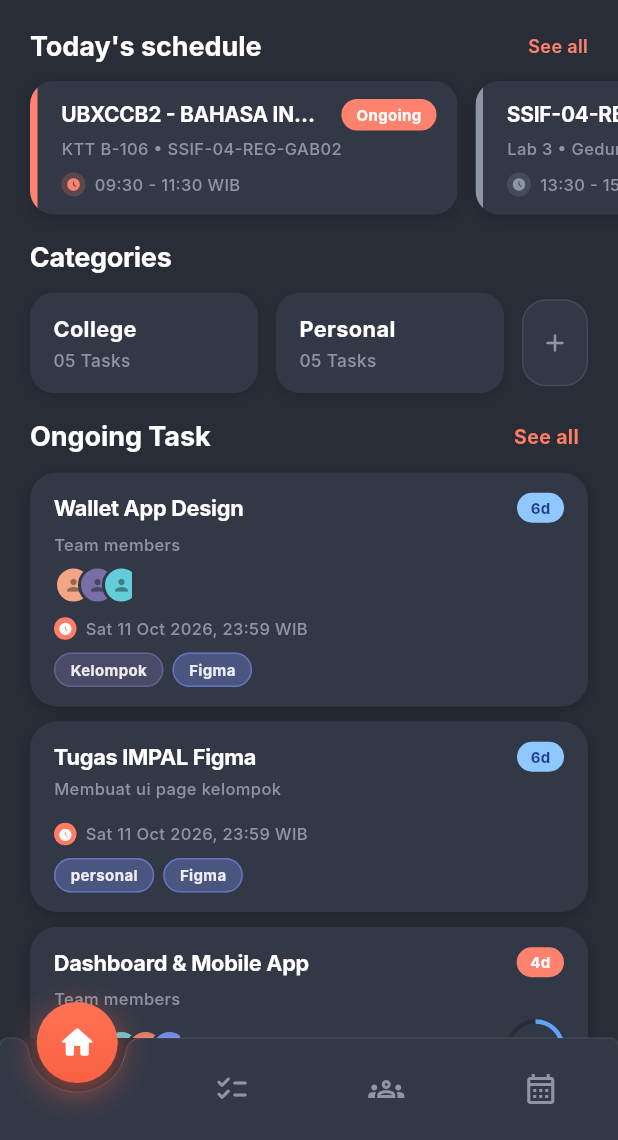
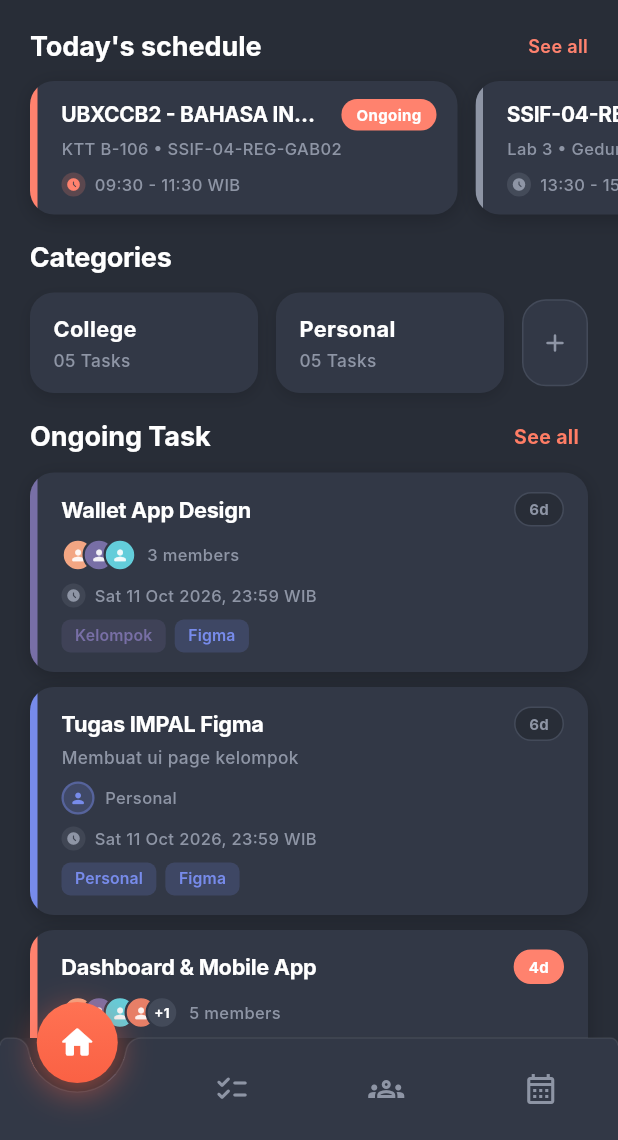
Before and after one commit to Pvsudbd/Impal-02-07, a Flutter app: the HomePage screen opened directly, on a phone screen of 412 x 824 dp, the part 96-1236 px from its top. Run offline on Flutter 3.47's test engine with Material 3 defaults, Android fonts, the phone set to English and light mode, and no system bars; our stand-ins replace shared_preferences; accounts and stored records are empty; Roboto replaces fonts that are missing (Inter).

Commit message:
style: refine ongoing task cards layout for group and individual tasks

```diff
--- a/frontend/lib/presentation/features/dashboard/home_page.dart
+++ b/frontend/lib/presentation/features/dashboard/home_page.dart
@@ -75,7 +75,7 @@ class _HomePageState extends State<HomePage> {
       isUrgent: false,
       deadline: 'Sat 11 Oct 2026, 23:59 WIB',
       tags: [
-        TaskTag(label: 'personal', bg: Color(0xFF778BEB), text: Color(0xFF2E3E8C)),
+        TaskTag(label: 'Personal', bg: Color(0xFF778BEB), text: Color(0xFF2E3E8C)),
         TaskTag(label: 'Figma', bg: Color(0xFF778BEB), text: Color(0xFF2E3E8C)),
       ],
     ),
@@ -108,7 +108,7 @@ class _HomePageState extends State<HomePage> {
       isUrgent: false,
       deadline: 'Sat 11 Oct 2026, 23:59 WIB',
       tags: [
-        TaskTag(label: 'personal', bg: Color(0xFF778BEB), text: Color(0xFF2E3E8C)),
+        TaskTag(label: 'Personal', bg: Color(0xFF778BEB), text: Color(0xFF2E3E8C)),
         TaskTag(label: 'Code', bg: Color(0xFF63CDDA), text: Color(0xFF1C636D)),
       ],
     ),
@@ -890,29 +890,48 @@ class _HomePageState extends State<HomePage> {
           ],
         ),
         const SizedBox(height: 10),
-        ..._tasks.map((task) => Padding(
-              padding: const EdgeInsets.only(bottom: 10),
-              child: RepaintBoundary(child: _buildTaskCard(task)),
-            )),
-      ],
-    );
-  }
-
-  Widget _buildTaskCard(TaskItem task) {
+        for (int i = 0; i < _tasks.length; i++)
+          RepaintBoundary(
+            child: _buildTaskCard(_tasks[i], isLast: i == _tasks.length - 1),
+          ),
+      ],
+    );
+  }
+
+  Widget _buildTaskCard(TaskItem task, {bool isLast = false}) {
+    final isGroup = task.members != null && task.members!.isNotEmpty;
+    final accentColor = task.isUrgent
+        ? const Color(0xFFFF826E)
+        : (isGroup ? const Color(0xFF786FA6) : const Color(0xFF778BEB));
+
     return Container(
       width: double.infinity,
-      padding: const EdgeInsets.symmetric(horizontal: 16, vertical: 13),
+      margin: EdgeInsets.only(bottom: isLast ? 0 : 10),
       decoration: BoxDecoration(
         color: const Color(0xFF323846),
-        borderRadius: BorderRadius.circular(18),
+        borderRadius: BorderRadius.circular(16),
         boxShadow: const [
           BoxShadow(
             color: Color(0x33000000),
-            blurRadius: 8,
+            blurRadius: 10,
             offset: Offset(0, 3),
           ),
         ],
       ),
+      clipBehavior: Clip.antiAlias,
+      child: IntrinsicHeight(
+        child: Row(
+          crossAxisAlignment: CrossAxisAlignment.stretch,
+          children: [
+            // Left colored accent indicator
+            Container(
+              width: 5,
+              color: accentColor,
+            ),
+            // Card Content
+            Expanded(
+              child: Padding(
+                padding: const EdgeInsets.fromLTRB(16, 13, 16, 13),
                 child: Column(
                   crossAxisAlignment: CrossAxisAlignment.start,
                   children: [
@@ -924,6 +943,8 @@ class _HomePageState extends State<HomePage> {
                         Expanded(
                           child: Text(
                             task.title,
+                            maxLines: 1,
+                            overflow: TextOverflow.ellipsis,
                             style: const TextStyle(
                               color: Colors.white,
                               fontSize: 14.5,
@@ -935,15 +956,26 @@ class _HomePageState extends State<HomePage> {
                         ),
                         const SizedBox(width: 8),
                         Container(
-                padding: const EdgeInsets.symmetric(horizontal: 9, vertical: 3),
-                decoration: BoxDecoration(
-                  color: task.dueColor,
+                          padding: const EdgeInsets.symmetric(
+                              horizontal: 9, vertical: 3.5),
+                          decoration: BoxDecoration(
+                            color: task.isUrgent
+                                ? const Color(0xFFFF826E)
+                                : const Color(0xFF282D37),
                             borderRadius: BorderRadius.circular(999),
+                            border: Border.all(
+                              color: task.isUrgent
+                                  ? const Color(0xFFFF826E)
+                                  : const Color(0xFF434A59),
+                              width: 1,
+                            ),
                           ),
                           child: Text(
                             task.dueBadge,
                             style: TextStyle(
-                    color: task.dueTextColor,
+                              color: task.isUrgent
+                                  ? Colors.white
+                                  : const Color(0xFF8E95A5),
                               fontSize: 10,
                               fontFamily: 'Inter',
                               fontWeight: FontWeight.w700,
@@ -954,74 +986,67 @@ class _HomePageState extends State<HomePage> {
                     ),
 
                     // Subtitle if available
-          if (task.subtitle != null) ...[
+                    if (task.subtitle != null && task.subtitle!.isNotEmpty) ...[
                       const SizedBox(height: 3),
                       Text(
                         task.subtitle!,
+                        maxLines: 1,
+                        overflow: TextOverflow.ellipsis,
                         style: const TextStyle(
                           color: Color(0xFF8E95A5),
-                fontSize: 11,
+                          fontSize: 11.5,
                           fontFamily: 'Inter',
                           fontWeight: FontWeight.w500,
                         ),
                       ),
                     ],
 
-          // Team members label if members exist
-          if (task.members != null && task.members!.isNotEmpty) ...[
-            const SizedBox(height: 6),
+                    const SizedBox(height: 8),
+
+                    // Assignee: Avatars + Team members (for group) or Personal chip (for individual)
+                    if (isGroup)
+                      _buildAvatarStack(task.members!)
+                    else
+                      _buildPersonalAssignee(),
+
+                    // Progress Bar (if task has progress e.g. 76%)
+                    if (task.progress != null) ...[
+                      const SizedBox(height: 9),
+                      Row(
+                        mainAxisAlignment: MainAxisAlignment.spaceBetween,
+                        children: [
                           const Text(
-              'Team members',
+                            'Progress',
                             style: TextStyle(
                               color: Color(0xFF8E95A5),
                               fontSize: 11,
                               fontFamily: 'Inter',
                               fontWeight: FontWeight.w500,
                             ),
-            ),
-          ],
-
-          const SizedBox(height: 6),
-
-          // Row 2: Avatars / Progress & Deadline
-          Row(
-            mainAxisAlignment: MainAxisAlignment.spaceBetween,
-            crossAxisAlignment: CrossAxisAlignment.center,
-            children: [
-              // Left: Avatars Stack or Info
-              if (task.members != null && task.members!.isNotEmpty)
-                _buildAvatarStack(task.members!)
-              else
-                const SizedBox.shrink(),
-
-              // Circular Progress Indicator (if task has progress e.g. 76%)
-              if (task.progress != null)
-                SizedBox(
-                  width: 38,
-                  height: 38,
-                  child: Stack(
-                    alignment: Alignment.center,
-                    children: [
-                      CircularProgressIndicator(
-                        value: task.progress,
-                        strokeWidth: 3.0,
-                        backgroundColor: const Color(0xFF282D37),
-                        valueColor: const AlwaysStoppedAnimation<Color>(Color(0xFF60A5FA)),
                           ),
                           Text(
                             '${(task.progress! * 100).toInt()}%',
                             style: const TextStyle(
                               color: Color(0xFF60A5FA),
-                          fontSize: 10,
+                              fontSize: 11,
                               fontFamily: 'Inter',
                               fontWeight: FontWeight.w700,
                             ),
                           ),
                         ],
                       ),
-                ),
-            ],
-          ),
+                      const SizedBox(height: 5),
+                      ClipRRect(
+                        borderRadius: BorderRadius.circular(999),
+                        child: LinearProgressIndicator(
+                          value: task.progress,
+                          minHeight: 5,
+                          backgroundColor: const Color(0xFF282D37),
+                          valueColor: const AlwaysStoppedAnimation<Color>(
+                              Color(0xFF60A5FA)),
+                        ),
+                      ),
+                    ],
 
                     const SizedBox(height: 8),
 
@@ -1029,24 +1054,30 @@ class _HomePageState extends State<HomePage> {
                     Row(
                       children: [
                         Container(
-                width: 15,
-                height: 15,
-                decoration: const BoxDecoration(
-                  color: Color(0xFFFF7D65),
+                          width: 16,
+                          height: 16,
+                          decoration: BoxDecoration(
+                            color: task.isUrgent
+                                ? const Color(0xFFFF826E).withValues(alpha: 0.2)
+                                : const Color(0xFF8E95A5).withValues(alpha: 0.15),
                             shape: BoxShape.circle,
                           ),
                           alignment: Alignment.center,
-                child: const Icon(
+                          child: Icon(
                             Icons.access_time_filled_rounded,
-                  size: 9.5,
-                  color: Colors.white,
+                            size: 10,
+                            color: task.isUrgent
+                                ? const Color(0xFFFF826E)
+                                : const Color(0xFF8E95A5),
                           ),
                         ),
                         const SizedBox(width: 6),
                         Text(
                           task.deadline,
-                style: const TextStyle(
-                  color: Color(0xFF8E95A5),
+                          style: TextStyle(
+                            color: task.isUrgent
+                                ? const Color(0xFFFF826E)
+                                : const Color(0xFF8E95A5),
                             fontSize: 11,
                             fontFamily: 'Inter',
                             fontWeight: FontWeight.w500,
@@ -1057,7 +1088,7 @@ class _HomePageState extends State<HomePage> {
 
                     const SizedBox(height: 8),
 
-          // Tags Row
+                    // Tags row
                     Wrap(
                       spacing: 6,
                       runSpacing: 6,
@@ -1065,54 +1096,141 @@ class _HomePageState extends State<HomePage> {
                     ),
                   ],
                 ),
+              ),
+            ),
+          ],
+        ),
+      ),
     );
   }
 
   Widget _buildAvatarStack(List<Color> colors) {
-    return SizedBox(
-      height: 26,
-      width: (20 + (colors.length - 1) * 16).toDouble(),
+    const double size = 22.0;
+    const double overlap = 14.0;
+    final displayColors = colors.take(4).toList();
+    final extraCount = colors.length - displayColors.length;
+
+    return Row(
+      mainAxisSize: MainAxisSize.min,
+      children: [
+        SizedBox(
+          height: size,
+          width: size +
+              (displayColors.length - 1 + (extraCount > 0 ? 1 : 0)) * overlap,
           child: Stack(
             children: [
-          for (int i = 0; i < colors.length; i++)
+              for (int i = 0; i < displayColors.length; i++)
                 Positioned(
-              left: (i * 16).toDouble(),
+                  left: i * overlap,
                   child: Container(
-                width: 26,
-                height: 26,
-                decoration: BoxDecoration(
-                  color: colors[i],
+                    width: size,
+                    height: size,
+                    decoration: BoxDecoration(
+                      color: displayColors[i],
                       shape: BoxShape.circle,
-                  border: Border.all(color: const Color(0xFF323846), width: 2),
+                      border: Border.all(
+                          color: const Color(0xFF323846), width: 1.5),
+                    ),
+                    alignment: Alignment.center,
+                    child: Icon(
+                      Icons.person_rounded,
+                      size: 11.5,
+                      color: Colors.white.withValues(alpha: 0.9),
+                    ),
+                  ),
+                ),
+              if (extraCount > 0)
+                Positioned(
+                  left: displayColors.length * overlap,
+                  child: Container(
+                    width: size,
+                    height: size,
+                    decoration: BoxDecoration(
+                      color: const Color(0xFF434A59),
+                      shape: BoxShape.circle,
+                      border: Border.all(
+                          color: const Color(0xFF323846), width: 1.5),
+                    ),
+                    alignment: Alignment.center,
+                    child: Text(
+                      '+$extraCount',
+                      style: const TextStyle(
+                        color: Colors.white,
+                        fontSize: 9,
+                        fontFamily: 'Inter',
+                        fontWeight: FontWeight.w700,
+                      ),
+                    ),
+                  ),
+                ),
+            ],
+          ),
+        ),
+        const SizedBox(width: 7),
+        Text(
+          '${colors.length} members',
+          style: const TextStyle(
+            color: Color(0xFF8E95A5),
+            fontSize: 11,
+            fontFamily: 'Inter',
+            fontWeight: FontWeight.w500,
+          ),
+        ),
+      ],
+    );
+  }
+
+  Widget _buildPersonalAssignee() {
+    return Row(
+      mainAxisSize: MainAxisSize.min,
+      children: [
+        Container(
+          width: 22,
+          height: 22,
+          decoration: BoxDecoration(
+            color: const Color(0xFF778BEB).withValues(alpha: 0.2),
+            shape: BoxShape.circle,
+            border: Border.all(
+              color: const Color(0xFF778BEB).withValues(alpha: 0.4),
+              width: 1.5,
+            ),
           ),
           alignment: Alignment.center,
           child: const Icon(
-                  Icons.person,
-                  size: 13,
-                  color: Colors.black38,
-                ),
-              ),
-            ),
-        ],
-      ),
+            Icons.person_rounded,
+            size: 11.5,
+            color: Color(0xFF778BEB),
+          ),
+        ),
+        const SizedBox(width: 7),
+        const Text(
+          'Personal',
+          style: TextStyle(
+            color: Color(0xFF8E95A5),
+            fontSize: 11,
+            fontFamily: 'Inter',
+            fontWeight: FontWeight.w500,
+          ),
+        ),
+      ],
     );
   }
 
   Widget _buildTag(TaskTag tag) {
     return Container(
-      padding: const EdgeInsets.symmetric(horizontal: 10, vertical: 3.5),
-      decoration: BoxDecoration(
-        color: tag.bg.withValues(alpha: 0.35),
-        borderRadius: BorderRadius.circular(999),
-        border: Border.all(color: tag.bg.withValues(alpha: 0.6), width: 1),
+      padding: const EdgeInsets.symmetric(horizontal: 9, vertical: 3.5),
+      decoration: BoxDecoration(
+        color: tag.bg.withValues(alpha: 0.18),
+        borderRadius: BorderRadius.circular(6),
       ),
       child: Text(
         tag.label,
         style: TextStyle(
-          color: Colors.white.withValues(alpha: 0.9),
-          fontSize: 10,
-          fontFamily: 'Inter',
-          fontWeight: FontWeight.w700,
+          color: tag.bg,
+          fontSize: 10.5,
+          fontFamily: 'Inter',
+          fontWeight: FontWeight.w600,
+          letterSpacing: 0.1,
         ),
       ),
     );
```
Also changed, not shown: 1 other file. Lines whose indentation alone changed are shown as unchanged.
